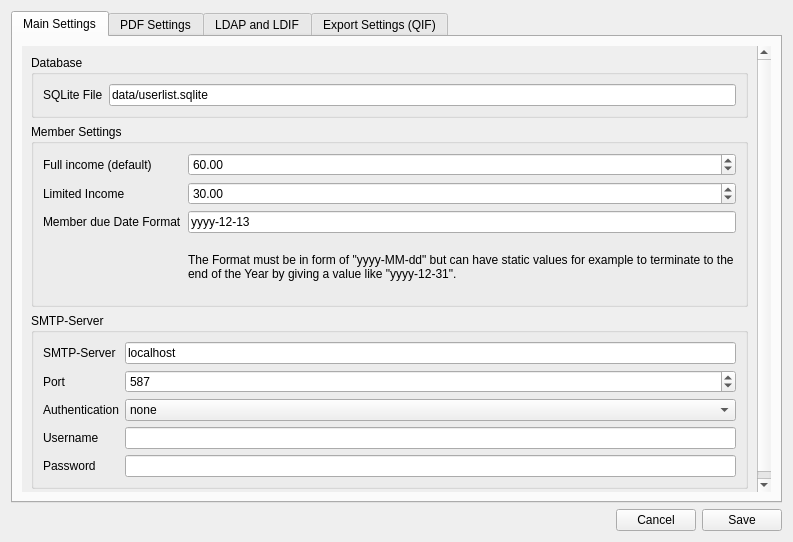
Old version of the form forms/settings.ui in the repository LukyLuke/PiTres.
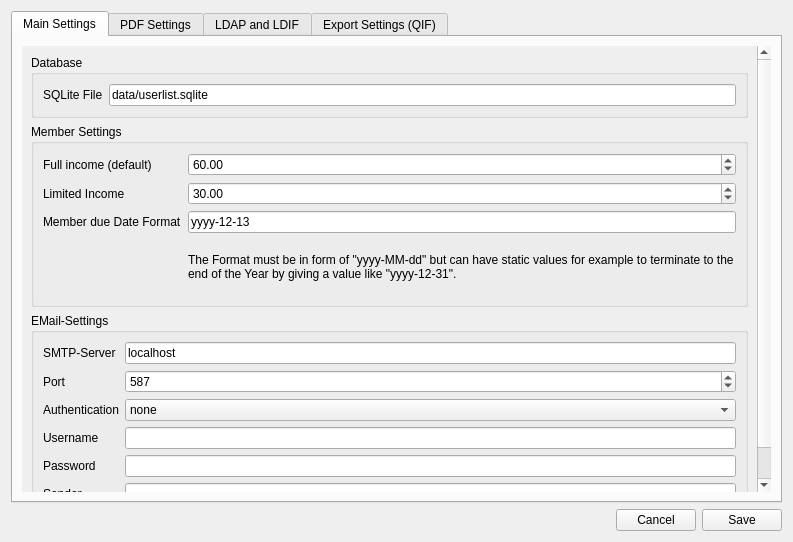
New version of the form.

Commit message: Added Stmp/From setting

Diff of the .ui file:
```diff
--- a/forms/settings.ui
+++ b/forms/settings.ui
@@ -156,7 +156,7 @@
            <item>
             <widget class="QGroupBox" name="groupBox_2">
              <property name="title">
-              <string>SMTP-Server</string>
+              <string>EMail-Settings</string>
              </property>
              <layout class="QFormLayout" name="formLayout_11">
               <item row="0" column="0">
@@ -243,6 +243,16 @@
                 </item>
                </widget>
               </item>
+              <item row="5" column="0">
+               <widget class="QLabel" name="label_54">
+                <property name="text">
+                 <string>Sender</string>
+                </property>
+               </widget>
+              </item>
+              <item row="5" column="1">
+               <widget class="QLineEdit" name="smtpFrom"/>
+              </item>
              </layout>
             </widget>
            </item>
```
Left out of the diff: 12 changed lines with no effect on the pictures. The commit also changes 1 other file.
